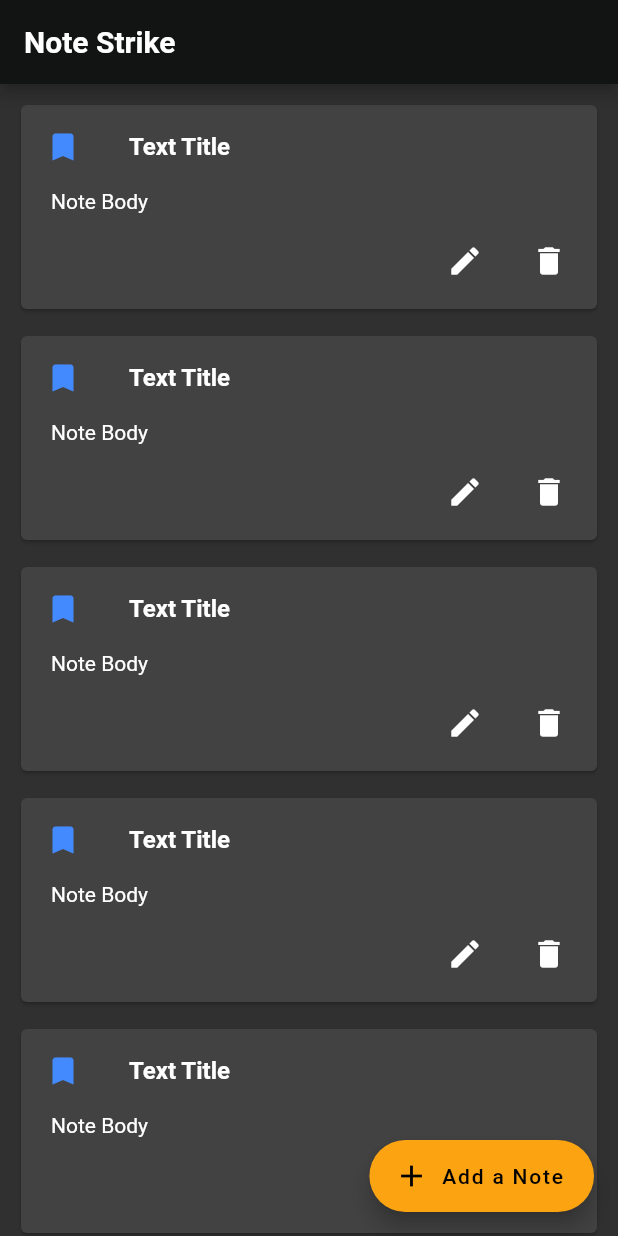
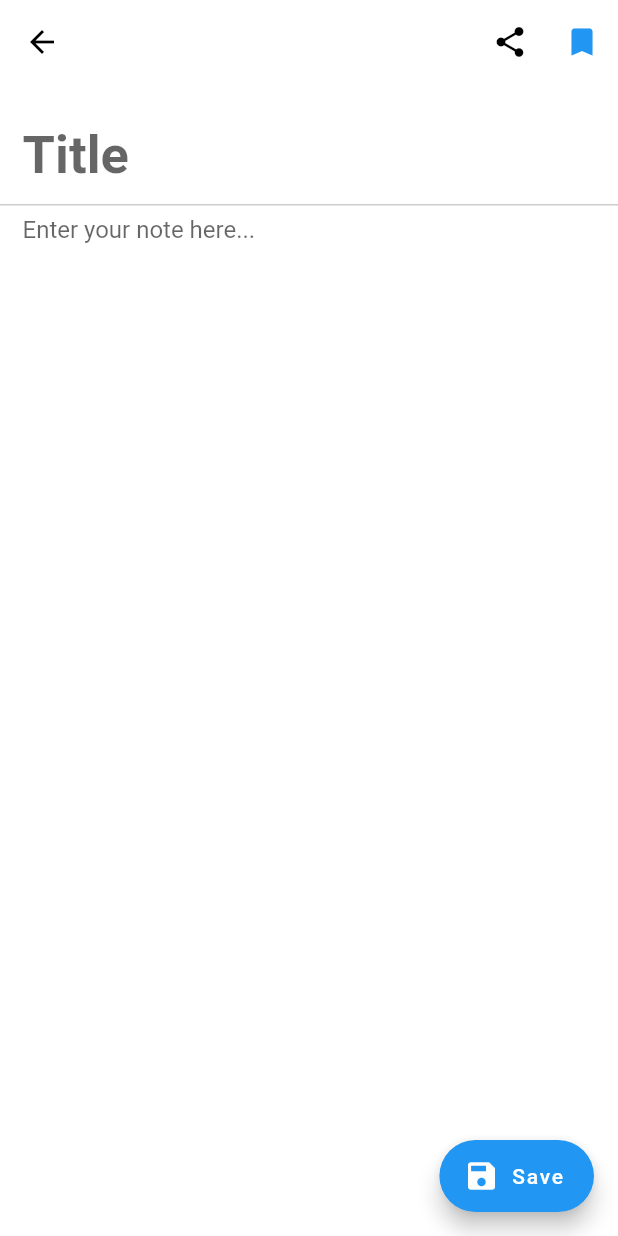
Before and after one commit to aadithyen/notestrike, a Flutter app: the screen it shows after launch, after a tap on "Add a Note", on a phone screen of 412 x 824 dp. Run offline on Flutter 3.47's test engine with Material 2 defaults, Android fonts, the phone set to English and light mode, and no system bars; our stand-ins replace shared_preferences.

Commit message:
Added local saving

```diff
--- a/lib/main.dart
+++ b/lib/main.dart
@@ -1,5 +1,9 @@
 import 'package:flutter/material.dart';
-import './notecard.dart';
+import 'notecard.dart';
+import 'package:shared_preferences/shared_preferences.dart';
+import 'note.dart';
+import 'noteclass.dart';
+import 'dart:convert';
 
 void main() => runApp(NoteStrike());
 
@@ -14,12 +18,22 @@ class NoteStrike extends StatelessWidget {
   @override
   Widget build(BuildContext context) {
     return new MaterialApp(
+      onGenerateRoute: (RouteSettings settings) {
+        if(settings.name == '/') {
+          return new MaterialPageRoute<Null>(
+            settings: settings,
+            builder: (_) => new NoteStrike(),
+            maintainState: false,
+          );
+        }
+      },
       title: "Note Strike",
       home: Body(),
       theme: ThemeData(
-        brightness: Brightness.dark,
-        primaryColor: Color.fromRGBO(18, 20, 20, 1.0),
-        accentColor: Color.fromRGBO(252, 163, 17, 1.0)
+        fontFamily: 'Roboto',
+        brightness: Brightness.light,
+        primaryColor: Color.fromRGBO(255, 255, 255, 1.0),
+        //accentColor: Color.fromRGBO(252, 163, 17, 1.0)
       )
     );
   }
@@ -33,32 +47,69 @@ class Body extends StatefulWidget {
 }
 
 class BodyState extends State<Body> {
+  Set _noteKeys = Set();
+  var notes = <Map>[];
+  Future<Null> getSharedPrefs() async {
+    print("Refreshing notes...");
+    SharedPreferences prefs = await SharedPreferences.getInstance();
+    setState(() {
+          _noteKeys = prefs.getKeys();
+    });
+    _noteKeys.forEach((key) {
+      var noteItemJson = prefs.getString(key);
+      Map noteItem = json.decode(noteItemJson);
+      setState(() {
+        notes.add(noteItem);
+      });
+    });
+  }
+
+  @override
+  void initState() {
+      super.initState();
+      getSharedPrefs();
+    }
   @override
   Widget build(BuildContext context) {
     return new Scaffold(
       appBar: new AppBar(
+        elevation: .75,
         title: new Text("Note Strike",
           style: new TextStyle(
             fontWeight: FontWeight.bold
           ),
         ),
-       // backgroundColor: Color.fromRGBO(30, 4, 40, 1.0),
+        actions: <Widget>[
+          new IconButton(
+            icon : new Icon(Icons.account_circle),
+            onPressed : () {
+            },
+            color: Colors.white,
+          ),
+        ],
       ),
       floatingActionButton: FloatingActionButton.extended(
         icon: Icon(Icons.add),
         label: Text("Add a Note"),
         onPressed: () {
-          print("Pressed");
+          Navigator.push(
+            context,
+            new MaterialPageRoute(builder: (context) => new NotePage(getSharedPrefs)),
+          );
         }
       ),
-      body: new Container(
+      body: Container(
         child: ListView.builder(
           padding: new EdgeInsets.all(10.0),
-          itemCount: 5,
-          itemBuilder: (BuildContext context, int index) {
+          itemCount: _noteKeys.length,
+          itemBuilder: (BuildContext context, int idx) {
+            bool last = _noteKeys.length == (idx + 1);
+            print(idx);
+            print(notes[idx]);
             return new Container(
-              child: NoteCard(),
-              padding: EdgeInsets.only(bottom:10.0),
+              child: new NoteCard(notes[idx]['title'], notes[idx]['body'], notes[idx]['category'], notes[idx]['created']),
+              // child: new NoteCard("Hello", "Raman", 2 , DateTime.now()),
+              padding: last ? EdgeInsets.only(bottom:70.0) : EdgeInsets.only(bottom:10.0),
               );
           },
         ),
--- /dev/null
+++ b/lib/note.dart
@@ -0,0 +1,180 @@
+import 'package:flutter/material.dart';
+import 'notecard.dart';
+import 'dart:convert';
+import 'dart:async';
+import 'package:shared_preferences/shared_preferences.dart';
+
+
+class NotePage extends StatefulWidget {
+  var _refreshNotes;
+  NotePage(this._refreshNotes);
+  @override
+    State<StatefulWidget> createState() {
+      return new NotePageState(this._refreshNotes);
+    }
+}
+enum Categories {
+  blue,red,green,orange,grey
+}
+
+class NotePageState extends State<NotePage> {
+  var _category=0, _title, _body, _created, _lastUpdate,_refreshNotes;
+  NotePageState(this._refreshNotes);
+  @override
+    Widget build(BuildContext context) {
+      return new Scaffold(
+        appBar: AppBar(
+          elevation: 0.0,
+          leading: IconButton(
+            icon: Icon(Icons.arrow_back),
+            onPressed: () {
+              Navigator.pop(context, true);
+            },
+          ),
+          actions: <Widget>[
+            IconButton(
+              icon: Icon(Icons.share),
+              onPressed: () {}
+            ),
+            PopupMenuButton<Categories>(
+              icon: Icon(Icons.bookmark,
+                color: Color(returnColor(_category))),
+            itemBuilder: (BuildContext context) => <PopupMenuItem<Categories>>[
+              const PopupMenuItem<Categories>(
+                value: Categories.blue,
+                  child: ListTile(
+                    leading: Icon(
+                      Icons.bookmark,
+                      color: Colors.blue,
+                  ),
+                  title: Text("Blue"),
+                )
+              ),
+              const PopupMenuItem<Categories>(
+                value: Categories.red,
+                  child: ListTile(
+                    leading: Icon(
+                      Icons.bookmark,
+                      color: Colors.red,
+                  ),
+                  title: Text("Red"),
+                )
+              ),
+              const PopupMenuItem<Categories>(
+                value: Categories.green,
+                  child: ListTile(
+                    leading: Icon(
+                      Icons.bookmark,
+                      color: Colors.green,
+                  ),
+                  title: Text("Green"),
+                )
+              ),
+              const PopupMenuItem<Categories>(
+                value: Categories.orange,
+                  child: ListTile(
+                    leading: Icon(
+                      Icons.bookmark,
+                      color: Colors.orange,
+                  ),
+                  title: Text("Orange"),
+                )
+              ),
+              const PopupMenuItem<Categories>(
+                value: Categories.grey,
+                  child: ListTile(
+                    leading: Icon(
+                      Icons.bookmark,
+                      color: Colors.grey,
+                  ),
+                  title: Text("Grey"),
+                )
+              ),
+            ],
+            onSelected: (Categories action) {
+              setState(() {
+                _category = action.index;
+
+              });
+            }
+          )
+          ],
+        ),
+        floatingActionButton: FloatingActionButton.extended(
+          icon: Icon(Icons.save),
+          label: Text("Save"),
+          backgroundColor: Color(returnColor(_category)),
+          onPressed: () async {
+            var note = json.encode({
+              "category": _category,
+              "title": _title,
+              "body": _body,
+              "created": DateTime.now().toString(),
+              "lastUpdate": _lastUpdate.toString()
+            });
+            final prefs = await SharedPreferences.getInstance();
+            prefs.setString(DateTime.now().toString(), note);
+            Timer timer = new Timer(new Duration(seconds: 1), this._refreshNotes);
+          }
+        ),
+        body: Container(
+          color: Colors.white,
+          child: ListView(
+            children: <Widget>[
+              new Container(
+                padding: EdgeInsets.only(
+                  bottom: 0.0,
+                  top: 15.0,
+                  left: 15.0,
+                  right: 15.0,
+                ),
+                child: new TextField(
+                  decoration: InputDecoration(
+                    hintText: "Title",
+                    border: InputBorder.none
+                  ),
+                  onChanged: (str) {
+                    setState(() {
+                      _title= str;
+                    });
+                  },
+                  style: TextStyle(
+                    fontWeight: FontWeight.bold,
+                    fontSize: 35.0,
+                    color: Colors.black,
+
+                  ),
+                  textCapitalization: TextCapitalization.sentences,
+
+                ),
+                decoration: BoxDecoration(
+                  border: Border(bottom: BorderSide(
+                    width: 1.0,
+                    color: Color(0xFFCCCCCC)
+                  ))
+                ),
+              ),
+              new Container(
+                height:50.0,
+                padding: EdgeInsets.all(15.0),
+                child: new TextField(
+                  onChanged: (str) {
+                    setState(() {
+                      _body = str;
+                    });
+                  },
+                  maxLines: null,
+                  textCapitalization: TextCapitalization.sentences,
+                  keyboardType: TextInputType.multiline,
+                  decoration: InputDecoration(
+                    hintText: "Enter your note here...",
+                    border: InputBorder.none
+                  ),
+                ),
+              )
+            ],
+          )
+        ),
+      );
+    }
+}
--- a/lib/notecard.dart
+++ b/lib/notecard.dart
@@ -1,13 +1,41 @@
 import 'package:flutter/material.dart';
+import 'noteclass.dart';
 
 class NoteCard extends StatefulWidget {
+  final _title, _body, _category, _created;
+  NoteCard(this._title, this._body, this._category, this._created);
   @override
     State<StatefulWidget> createState() {
-      return new NoteCardState();
+      return new NoteCardState(this._title, this._body, this._category, this._created);
     }
 }
 
+int returnColor(int category) {
+  switch (category) {
+    case 0:
+      return 0xFF2196F3;
+      break;
+    case 1:
+      return 0xFFF44336;
+      break;
+    case 2:
+      return 0xFF4CAF50;
+      break;
+    case 3:
+      return 0xFFFF9800;
+      break;
+    case 4:
+      return 0xFF9E9E9E;
+      break;
+    default:
+      return 0;
+  }
+}
+
 class NoteCardState extends State<NoteCard> {
+  var _title, _body, _category, _created;
+  NoteCardState(this._title, this._body, this._category, this._created);
+
   @override
     Widget build(BuildContext context) {
       return new Card(
@@ -19,15 +47,15 @@ class NoteCardState extends State<NoteCard> {
                 new ListTile(
                   leading: new Icon(
                     Icons.bookmark,
-                    color: Colors.blueAccent,
+                    color: Color(returnColor(_category)),
                   ),
-                  title: new Text("Text Title",
+                  title: new Text(_title,
                     style: new TextStyle(
                       fontWeight : FontWeight.bold
                     ),)
                 ),
                 new Container(
-                  child: new Text("Note Body",),
+                  child: new Text(_body,),
                   padding: EdgeInsets.symmetric(horizontal : 20.0)
                 ),
                 new ButtonTheme.bar(
@@ -37,13 +65,9 @@ class NoteCardState extends State<NoteCard> {
                         onPressed: () {
 
                         },
-                        icon: Icon(Icons.edit),
-                      ),
-                      new IconButton(
-                        onPressed: () {
-
-                        },
-                        icon: Icon(Icons.delete),
+                        icon: Icon(
+                          Icons.delete,
+                          color: Colors.black38,),
                       )
                     ]
                   ),
--- a/lib/noteclass.dart
+++ b/lib/noteclass.dart
@@ -1,7 +1,16 @@
 class Note {
-  int colorCode;
+  int category;
   String title;
   String body;
+  DateTime created;
+  DateTime lastUpdate;
 
-  Note(this.colorCode, this.title, this.body);
+  Note(this.category, this.title, this.body, this.created, this.lastUpdate);
 }
+
+class temp {
+  int number;
+  String words;
+
+  temp(this.number, this.words);
+}
```
Also changed, not shown: pubspec.yaml (+1 -11 lines), fonts/Rubik-Bold.ttf (added), fonts/Rubik-Medium.ttf (added), fonts/Rubik-Regular.ttf (added), pubspec.lock.
